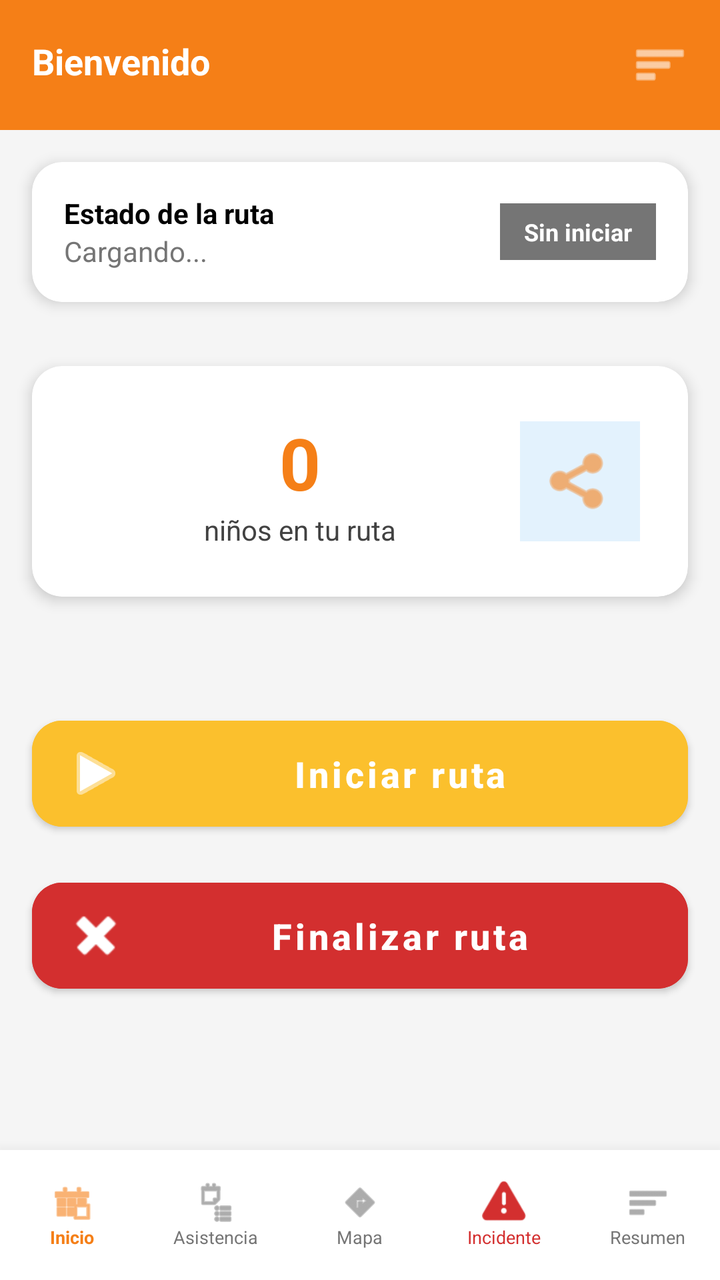
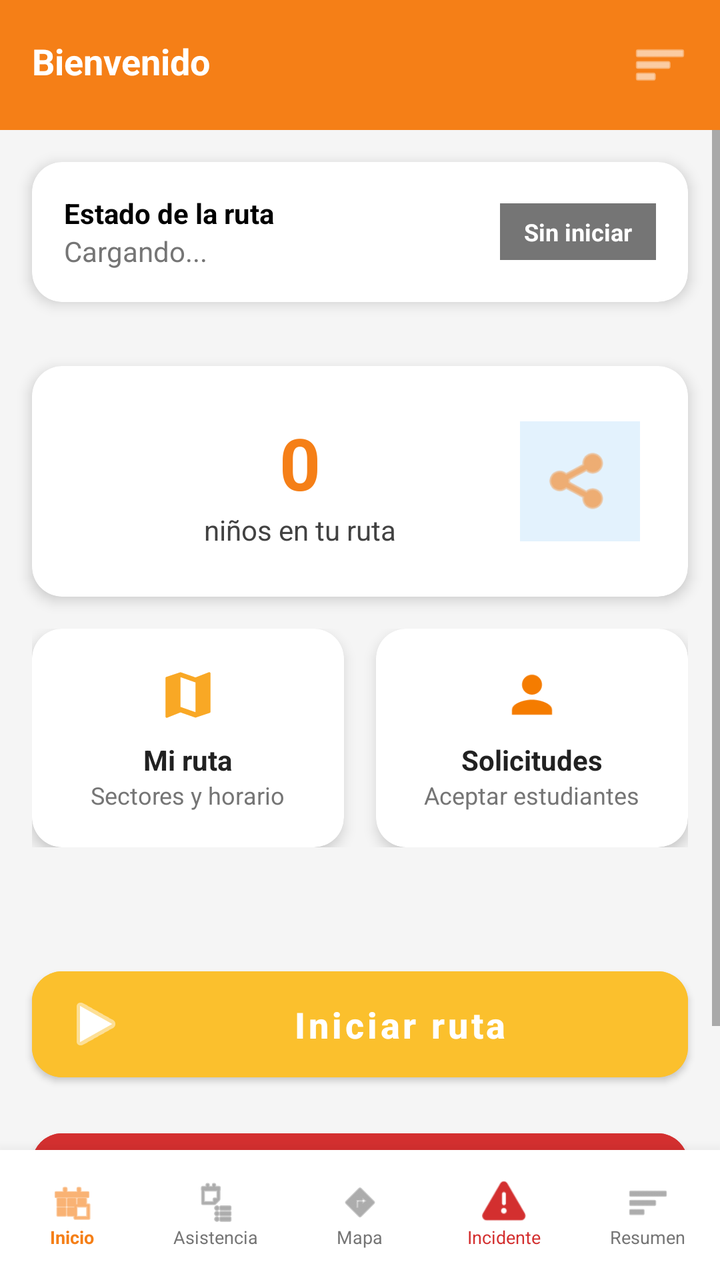

Two renders of the same Android screen: before a commit and after it. Below are the layout's source before the change and the commit's diff.
<!-- AndroidManifest.xml: application theme Theme.BusetaEscolarApp -->
<!-- res/layout/activity_chofer_home.xml -->
<?xml version="1.0" encoding="utf-8"?>
<androidx.constraintlayout.widget.ConstraintLayout xmlns:android="http://schemas.android.com/apk/res/android"
    xmlns:app="http://schemas.android.com/apk/res-auto"
    xmlns:tools="http://schemas.android.com/tools"
    android:layout_width="match_parent"
    android:layout_height="match_parent"
    android:background="#F5F5F5">

    
    <androidx.appcompat.widget.Toolbar
        android:id="@+id/toolbarChofer"
        android:layout_width="0dp"
        android:layout_height="65dp"
        android:background="#F57F17"
        app:layout_constraintEnd_toEndOf="parent"
        app:layout_constraintStart_toStartOf="parent"
        app:layout_constraintTop_toTopOf="parent">

        <RelativeLayout
            android:layout_width="match_parent"
            android:layout_height="wrap_content"
            android:layout_marginEnd="16dp">

            <TextView
                android:id="@+id/tvDriverName"
                android:layout_width="wrap_content"
                android:layout_height="wrap_content"
                android:text="Bienvenido"
                android:textColor="@android:color/white"
                android:textSize="18sp"
                android:textStyle="bold" />

            <ImageView
                android:layout_width="28dp"
                android:layout_height="28dp"
                android:layout_alignParentEnd="true"
                android:src="@android:drawable/ic_menu_sort_by_size"
                app:tint="@android:color/white" />
        </RelativeLayout>
    </androidx.appcompat.widget.Toolbar>

    
    <ScrollView
        android:layout_width="0dp"
        android:layout_height="0dp"
        app:layout_constraintBottom_toTopOf="@id/bottomNavigation"
        app:layout_constraintEnd_toEndOf="parent"
        app:layout_constraintStart_toStartOf="parent"
        app:layout_constraintTop_toBottomOf="@id/toolbarChofer">

        <LinearLayout
            android:layout_width="match_parent"
            android:layout_height="wrap_content"
            android:orientation="vertical"
            android:paddingBottom="20dp">

            
            <androidx.cardview.widget.CardView
                android:id="@+id/cardEstado"
                android:layout_width="match_parent"
                android:layout_height="wrap_content"
                android:layout_margin="16dp"
                app:cardCornerRadius="15dp"
                app:cardElevation="4dp">

                <RelativeLayout
                    android:layout_width="match_parent"
                    android:layout_height="wrap_content"
                    android:padding="16dp">

                    <LinearLayout
                        android:layout_width="wrap_content"
                        android:layout_height="wrap_content"
                        android:orientation="vertical">
                        <TextView
                            android:layout_width="wrap_content"
                            android:layout_height="wrap_content"
                            android:text="Estado de la ruta"
                            android:textColor="#000000"
                            android:textStyle="bold" />
                        <TextView
                            android:id="@+id/tvRouteName"
                            android:layout_width="wrap_content"
                            android:layout_height="wrap_content"
                            android:text="Cargando..."
                            android:textColor="#757575" />
                    </LinearLayout>

                    <TextView
                        android:id="@+id/tvRouteStatus"
                        android:layout_width="wrap_content"
                        android:layout_height="wrap_content"
                        android:layout_alignParentEnd="true"
                        android:layout_centerVertical="true"
                        android:background="#757575"
                        android:paddingHorizontal="12dp"
                        android:paddingVertical="6dp"
                        android:text="Sin iniciar"
                        android:textColor="@android:color/white"
                        android:textSize="12sp"
                        android:textStyle="bold" />
                </RelativeLayout>
            </androidx.cardview.widget.CardView>

            
            <androidx.cardview.widget.CardView
                android:id="@+id/cardNiños"
                android:layout_width="match_parent"
                android:layout_height="wrap_content"
                android:layout_marginHorizontal="16dp"
                android:layout_marginTop="16dp"
                app:cardCornerRadius="15dp"
                app:cardElevation="4dp">

                <LinearLayout
                    android:layout_width="match_parent"
                    android:layout_height="wrap_content"
                    android:gravity="center_vertical"
                    android:orientation="horizontal"
                    android:padding="24dp">

                    <LinearLayout
                        android:layout_width="0dp"
                        android:layout_height="wrap_content"
                        android:layout_weight="1"
                        android:gravity="center"
                        android:orientation="vertical">
                        <TextView
                            android:id="@+id/tvKidsCount"
                            android:layout_width="wrap_content"
                            android:layout_height="wrap_content"
                            android:text="0"
                            android:textColor="#F57F17"
                            android:textSize="36sp"
                            android:textStyle="bold" />
                        <TextView
                            android:layout_width="wrap_content"
                            android:layout_height="wrap_content"
                            android:text="niños en tu ruta"
                            android:textColor="#424242"
                            android:textSize="14sp" />
                    </LinearLayout>

                    <ImageView
                        android:layout_width="60dp"
                        android:layout_height="60dp"
                        android:background="#E3F2FD"
                        android:padding="12dp"
                        android:src="@android:drawable/ic_menu_share"
                        app:tint="#F57F17" />
                </LinearLayout>
            </androidx.cardview.widget.CardView>

            
            <androidx.recyclerview.widget.RecyclerView
                android:id="@+id/rvAsistencia"
                android:layout_width="match_parent"
                android:layout_height="wrap_content"
                android:layout_marginHorizontal="16dp"
                android:layout_marginTop="24dp"
                android:nestedScrollingEnabled="false" />

            
            <Button
                android:id="@+id/btnIniciarRuta"
                android:layout_width="match_parent"
                android:layout_height="65dp"
                android:layout_marginHorizontal="16dp"
                android:layout_marginTop="32dp"
                android:backgroundTint="#FBC02D"
                android:text="Iniciar ruta"
                android:textAllCaps="false"
                android:textSize="18sp"
                android:textStyle="bold"
                app:cornerRadius="15dp"
                app:icon="@android:drawable/ic_media_play" />

            
            <Button
                android:id="@+id/btnFinalizarRuta"
                android:layout_width="match_parent"
                android:layout_height="65dp"
                android:layout_marginHorizontal="16dp"
                android:layout_marginTop="16dp"
                android:backgroundTint="#D32F2F"
                android:text="Finalizar ruta"
                android:textAllCaps="false"
                android:textSize="18sp"
                android:textStyle="bold"
                app:cornerRadius="15dp"
                app:icon="@android:drawable/ic_delete" />

            
            <Button
                android:id="@+id/btnSwitchToPadre"
                android:layout_width="match_parent"
                android:layout_height="65dp"
                android:layout_marginHorizontal="16dp"
                android:layout_marginTop="16dp"
                android:backgroundTint="#1976D2"
                android:text="Cambiar a Modo Padre"
                android:textAllCaps="false"
                android:textSize="18sp"
                android:textStyle="bold"
                android:visibility="gone"
                app:cornerRadius="15dp" />

        </LinearLayout>
    </ScrollView>

    
    <LinearLayout
        android:id="@+id/bottomNavigation"
        android:layout_width="match_parent"
        android:layout_height="65dp"
        android:background="@android:color/white"
        android:elevation="12dp"
        android:orientation="horizontal"
        app:layout_constraintBottom_toBottomOf="parent">

        
        <LinearLayout android:layout_width="0dp" android:layout_height="match_parent" android:layout_weight="1" android:gravity="center" android:orientation="vertical">
            <ImageView android:layout_width="22dp" android:layout_height="22dp" android:src="@android:drawable/ic_menu_today" app:tint="#F57F17" />
            <TextView android:layout_width="wrap_content" android:layout_height="wrap_content" android:text="Inicio" android:textColor="#F57F17" android:textSize="9sp" android:textStyle="bold" />
        </LinearLayout>

        
        <LinearLayout android:layout_width="0dp" android:layout_height="match_parent" android:layout_weight="1" android:gravity="center" android:orientation="vertical">
            <ImageView android:layout_width="22dp" android:layout_height="22dp" android:src="@android:drawable/ic_menu_agenda" app:tint="#757575" />
            <TextView android:layout_width="wrap_content" android:layout_height="wrap_content" android:text="Asistencia" android:textColor="#757575" android:textSize="9sp" />
        </LinearLayout>

        
        <LinearLayout android:layout_width="0dp" android:layout_height="match_parent" android:layout_weight="1" android:gravity="center" android:orientation="vertical">
            <ImageView android:layout_width="22dp" android:layout_height="22dp" android:src="@android:drawable/ic_menu_directions" app:tint="#757575" />
            <TextView android:layout_width="wrap_content" android:layout_height="wrap_content" android:text="Mapa" android:textColor="#757575" android:textSize="9sp" />
        </LinearLayout>

        
        <LinearLayout android:layout_width="0dp" android:layout_height="match_parent" android:layout_weight="1" android:gravity="center" android:orientation="vertical">
            <ImageView android:layout_width="22dp" android:layout_height="22dp" android:src="@android:drawable/ic_dialog_alert" app:tint="#D32F2F" />
            <TextView android:layout_width="wrap_content" android:layout_height="wrap_content" android:text="Incidente" android:textColor="#D32F2F" android:textSize="9sp" />
        </LinearLayout>

        
        <LinearLayout android:layout_width="0dp" android:layout_height="match_parent" android:layout_weight="1" android:gravity="center" android:orientation="vertical">
            <ImageView android:layout_width="22dp" android:layout_height="22dp" android:src="@android:drawable/ic_menu_sort_by_size" app:tint="#757575" />
            <TextView android:layout_width="wrap_content" android:layout_height="wrap_content" android:text="Resumen" android:textColor="#757575" android:textSize="9sp" />
        </LinearLayout>

    </LinearLayout>

</androidx.constraintlayout.widget.ConstraintLayout>
<!-- resources referenced by this layout -->
<resources>
  <style name="Theme.BusetaEscolarApp" parent="Theme.MaterialComponents.Light.NoActionBar" />
</resources>

<!-- the commit's change to res/layout/activity_chofer_home.xml (unified diff, before → after) -->
@@ -152,6 +152,100 @@
             </androidx.cardview.widget.CardView>
 
             
+            <LinearLayout
+                android:layout_width="match_parent"
+                android:layout_height="wrap_content"
+                android:layout_marginHorizontal="16dp"
+                android:layout_marginTop="16dp"
+                android:orientation="horizontal">
+
+                <androidx.cardview.widget.CardView
+                    android:id="@+id/cardMiRuta"
+                    android:layout_width="0dp"
+                    android:layout_height="wrap_content"
+                    android:layout_marginEnd="8dp"
+                    android:layout_weight="1"
+                    android:foreground="?attr/selectableItemBackground"
+                    app:cardBackgroundColor="@color/surface_card"
+                    app:cardCornerRadius="15dp"
+                    app:cardElevation="4dp">
+
+                    <LinearLayout
+                        android:layout_width="match_parent"
+                        android:layout_height="wrap_content"
+                        android:gravity="center"
+                        android:orientation="vertical"
+                        android:padding="18dp">
+
+                        <ImageView
+                            android:layout_width="30dp"
+                            android:layout_height="30dp"
+                            android:src="@drawable/ic_nav_route"
+                            app:tint="@color/school_yellow_dark" />
+
+                        <TextView
+                            android:layout_width="wrap_content"
+                            android:layout_height="wrap_content"
+                            android:layout_marginTop="8dp"
+                            android:text="Mi ruta"
+                            android:textColor="@color/text_primary"
+                            android:textStyle="bold" />
+
+                        <TextView
+                            android:layout_width="wrap_content"
+                            android:layout_height="wrap_content"
+                            android:gravity="center"
+                            android:text="Sectores y horario"
+                            android:textColor="@color/text_secondary"
+                            android:textSize="12sp" />
+                    </LinearLayout>
+                </androidx.cardview.widget.CardView>
+
+                <androidx.cardview.widget.CardView
+                    android:id="@+id/cardSolicitudesEstudiantes"
+                    android:layout_width="0dp"
+                    android:layout_height="wrap_content"
+                    android:layout_marginStart="8dp"
+                    android:layout_weight="1"
+                    android:foreground="?attr/selectableItemBackground"
+                    app:cardBackgroundColor="@color/surface_card"
+                    app:cardCornerRadius="15dp"
+                    app:cardElevation="4dp">
+
+                    <LinearLayout
+                        android:layout_width="match_parent"
+                        android:layout_height="wrap_content"
+                        android:gravity="center"
+                        android:orientation="vertical"
+                        android:padding="18dp">
+
+                        <ImageView
+                            android:layout_width="30dp"
+                            android:layout_height="30dp"
+                            android:src="@drawable/ic_nav_profile"
+                            app:tint="@color/school_orange" />
+
+                        <TextView
+                            android:id="@+id/tvContadorSolicitudes"
+                            android:layout_width="wrap_content"
+                            android:layout_height="wrap_content"
+                            android:layout_marginTop="8dp"
+                            android:text="Solicitudes"
+                            android:textColor="@color/text_primary"
+                            android:textStyle="bold" />
+
+                        <TextView
+                            android:layout_width="wrap_content"
+                            android:layout_height="wrap_content"
+                            android:gravity="center"
+                            android:text="Aceptar estudiantes"
+                            android:textColor="@color/text_secondary"
+                            android:textSize="12sp" />
+                    </LinearLayout>
+                </androidx.cardview.widget.CardView>
+            </LinearLayout>
+
+            
             <androidx.recyclerview.widget.RecyclerView
                 android:id="@+id/rvAsistencia"
                 android:layout_width="match_parent"
<!-- resource entries referenced after the edit -->
@@ -1,5 +1,32 @@
 <!-- resources referenced by this layout -->
 <resources>
+  <color name="school_orange">#F57C00</color>
+  <color name="school_yellow_dark">#F9A825</color>
+  <color name="surface_card">#FFFFFF</color>
+  <color name="text_primary">#212121</color>
+  <color name="text_secondary">#757575</color>
+  <!-- drawable ic_nav_profile (drawable) -->
+  <vector xmlns:android="http://schemas.android.com/apk/res/android"
+      android:width="24dp"
+      android:height="24dp"
+      android:viewportWidth="24"
+      android:viewportHeight="24"
+      android:tint="?attr/colorControlNormal">
+      <path
+          android:fillColor="#FF000000"
+          android:pathData="M12,12c2.21,0 4,-1.79 4,-4s-1.79,-4 -4,-4 -4,1.79 -4,4 1.79,4 4,4zM12,14c-2.67,0 -8,1.34 -8,4v2h16v-2c0,-2.66 -5.33,-4 -8,-4z" />
+  </vector>
+  <!-- drawable ic_nav_route (drawable) -->
+  <vector xmlns:android="http://schemas.android.com/apk/res/android"
+      android:width="24dp"
+      android:height="24dp"
+      android:viewportWidth="24"
+      android:viewportHeight="24"
+      android:tint="?attr/colorControlNormal">
+      <path
+          android:fillColor="#FF000000"
+          android:pathData="M20.5,3l-0.16,0.03L15,5.1 9,3 3.36,4.9c-0.21,0.07 -0.36,0.25 -0.36,0.48v15.38c0,0.28 0.22,0.5 0.5,0.5l0.16,-0.03L9,19.1l6,2.1 5.64,-1.9c0.21,-0.07 0.36,-0.25 0.36,-0.48V3.5c0,-0.28 -0.22,-0.5 -0.5,-0.5zM15,19l-6,-2.11V5l6,2.11V19z" />
+  </vector>
   <style name="Theme.BusetaEscolarApp" parent="Theme.MaterialComponents.Light.NoActionBar" />
 </resources>
 
